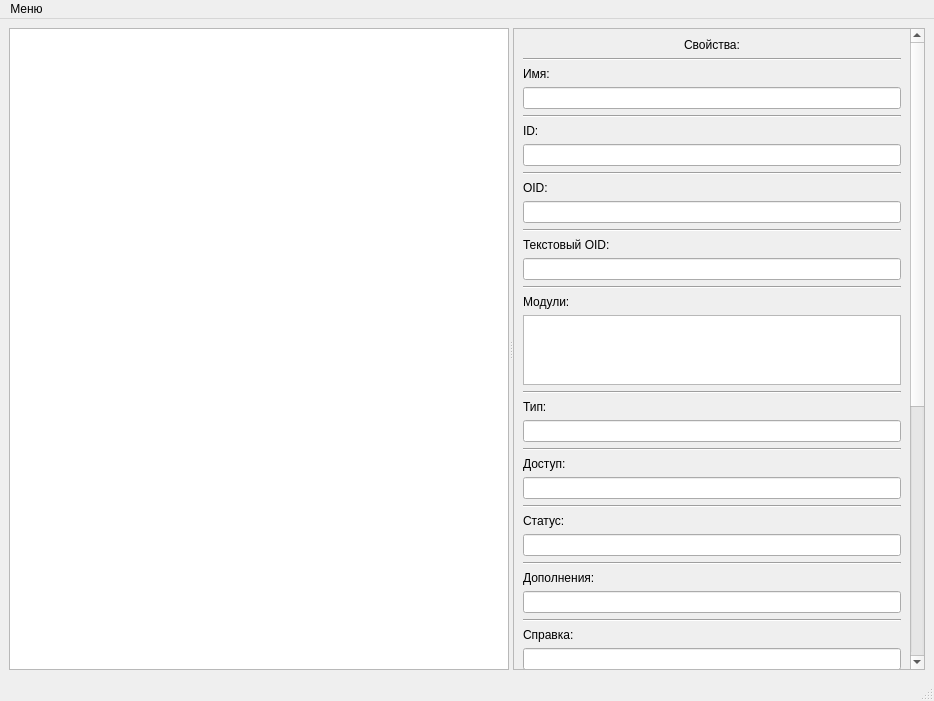
This is src/ui/MIBBrowserWindow.ui in Gyoma/SNMP-MIB-Viewer as Qt 5 draws it before an edit. The edited form follows.
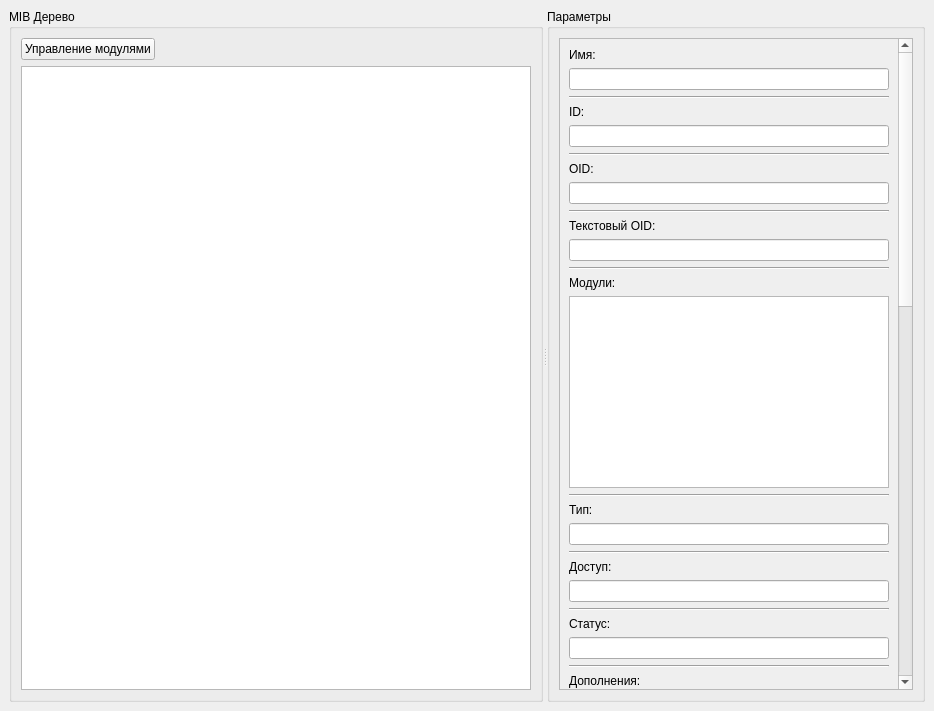
This is the edited form.

Commit message: removed TCList class, fixed minor bugs, changed gui

What changed in the file:
```diff
--- a/src/ui/MIBBrowserWindow.ui
+++ b/src/ui/MIBBrowserWindow.ui
@@ -7,7 +7,7 @@
     <x>0</x>
     <y>0</y>
     <width>934</width>
-    <height>701</height>
+    <height>711</height>
    </rect>
   </property>
   <property name="sizePolicy">
@@ -26,29 +26,79 @@
    <string>MIB Браузер</string>
   </property>
   <widget class="QWidget" name="centralwidget">
-   <layout class="QHBoxLayout" name="horizontalLayout_2">
-    <item>
+   <layout class="QGridLayout" name="gridLayout_3">
+    <item row="0" column="0">
      <widget class="QSplitter" name="splitter">
+      <property name="orientation">
+       <enum>Qt::Horizontal</enum>
+      </property>
+      <widget class="QGroupBox" name="groupBox">
       <property name="sizePolicy">
-       <sizepolicy hsizetype="Preferred" vsizetype="Preferred">
+        <sizepolicy hsizetype="Fixed" vsizetype="Preferred">
         <horstretch>0</horstretch>
         <verstretch>0</verstretch>
        </sizepolicy>
       </property>
-      <property name="orientation">
-       <enum>Qt::Horizontal</enum>
-      </property>
+       <property name="title">
+        <string>MIB Дерево</string>
+       </property>
+       <property name="flat">
+        <bool>false</bool>
+       </property>
+       <property name="checkable">
+        <bool>false</bool>
+       </property>
+       <layout class="QGridLayout" name="gridLayout">
+        <item row="1" column="0" colspan="2">
       <widget class="QTreeView" name="treeView">
        <property name="minimumSize">
         <size>
-         <width>500</width>
+            <width>400</width>
          <height>0</height>
         </size>
        </property>
-      </widget>
+          <property name="headerHidden">
+           <bool>true</bool>
+          </property>
+         </widget>
+        </item>
+        <item row="0" column="0">
+         <widget class="QPushButton" name="MIBButton">
+          <property name="text">
+           <string>Управление модулями</string>
+          </property>
+         </widget>
+        </item>
+        <item row="0" column="1">
+         <spacer name="horizontalSpacer">
+          <property name="orientation">
+           <enum>Qt::Horizontal</enum>
+          </property>
+          <property name="sizeHint" stdset="0">
+           <size>
+            <width>40</width>
+            <height>20</height>
+           </size>
+          </property>
+         </spacer>
+        </item>
+       </layout>
+      </widget>
+      <widget class="QGroupBox" name="propertiesBox">
+       <property name="sizePolicy">
+        <sizepolicy hsizetype="Fixed" vsizetype="Preferred">
+         <horstretch>0</horstretch>
+         <verstretch>0</verstretch>
+        </sizepolicy>
+       </property>
+       <property name="title">
+        <string>Параметры</string>
+       </property>
+       <layout class="QVBoxLayout" name="verticalLayout_7">
+        <item>
       <widget class="QScrollArea" name="propertiesScrollArea">
        <property name="sizePolicy">
-        <sizepolicy hsizetype="Fixed" vsizetype="Expanding">
+           <sizepolicy hsizetype="Expanding" vsizetype="Expanding">
          <horstretch>0</horstretch>
          <verstretch>0</verstretch>
         </sizepolicy>
@@ -63,9 +113,9 @@
         <property name="geometry">
          <rect>
           <x>0</x>
-          <y>-631</y>
-          <width>383</width>
-          <height>1257</height>
+             <y>0</y>
+             <width>331</width>
+             <height>1708</height>
          </rect>
         </property>
         <property name="sizePolicy">
@@ -78,22 +128,6 @@
          <property name="sizeConstraint">
           <enum>QLayout::SetDefaultConstraint</enum>
          </property>
-         <item>
-          <widget class="QLabel" name="propertiesLabel">
-           <property name="sizePolicy">
-            <sizepolicy hsizetype="Expanding" vsizetype="Fixed">
-             <horstretch>0</horstretch>
-             <verstretch>0</verstretch>
-            </sizepolicy>
-           </property>
-           <property name="text">
-            <string>Свойства:</string>
-           </property>
-           <property name="alignment">
-            <set>Qt::AlignCenter</set>
-           </property>
-          </widget>
-         </item>
          <item>
           <widget class="QWidget" name="nodeLabelWidget" native="true">
            <property name="sizePolicy">
@@ -115,19 +149,6 @@
             <property name="bottomMargin">
              <number>0</number>
             </property>
-            <item>
-             <widget class="Line" name="line">
-              <property name="sizePolicy">
-               <sizepolicy hsizetype="Expanding" vsizetype="Fixed">
-                <horstretch>0</horstretch>
-                <verstretch>0</verstretch>
-               </sizepolicy>
-              </property>
-              <property name="orientation">
-               <enum>Qt::Horizontal</enum>
-              </property>
-             </widget>
-            </item>
             <item>
              <widget class="QLabel" name="nodeLabel">
               <property name="sizePolicy">
@@ -338,6 +359,9 @@
                 <verstretch>0</verstretch>
                </sizepolicy>
               </property>
+                 <property name="readOnly">
+                  <bool>true</bool>
+                 </property>
              </widget>
             </item>
            </layout>
@@ -346,7 +370,7 @@
          <item>
           <widget class="QWidget" name="modulesWidget" native="true">
            <property name="sizePolicy">
-            <sizepolicy hsizetype="Expanding" vsizetype="Preferred">
+               <sizepolicy hsizetype="Expanding" vsizetype="Minimum">
              <horstretch>0</horstretch>
              <verstretch>0</verstretch>
             </sizepolicy>
@@ -679,6 +703,51 @@
            </layout>
           </widget>
          </item>
+            <item>
+             <widget class="QWidget" name="displayHintWidget" native="true">
+              <property name="sizePolicy">
+               <sizepolicy hsizetype="Expanding" vsizetype="Minimum">
+                <horstretch>0</horstretch>
+                <verstretch>0</verstretch>
+               </sizepolicy>
+              </property>
+              <layout class="QVBoxLayout" name="verticalLayout_5">
+               <property name="leftMargin">
+                <number>0</number>
+               </property>
+               <property name="topMargin">
+                <number>0</number>
+               </property>
+               <property name="rightMargin">
+                <number>0</number>
+               </property>
+               <property name="bottomMargin">
+                <number>0</number>
+               </property>
+               <item>
+                <widget class="Line" name="line_16">
+                 <property name="orientation">
+                  <enum>Qt::Horizontal</enum>
+                 </property>
+                </widget>
+               </item>
+               <item>
+                <widget class="QLabel" name="displayHintLabel">
+                 <property name="text">
+                  <string>Подсказка для отображения:</string>
+                 </property>
+                </widget>
+               </item>
+               <item>
+                <widget class="QLineEdit" name="displayHintLine">
+                 <property name="readOnly">
+                  <bool>true</bool>
+                 </property>
+                </widget>
+               </item>
+              </layout>
+             </widget>
+            </item>
          <item>
           <widget class="QWidget" name="referenceWidget" native="true">
            <property name="sizePolicy">
@@ -807,6 +876,12 @@
          </item>
          <item>
           <widget class="QWidget" name="enumsWidget" native="true">
+              <property name="sizePolicy">
+               <sizepolicy hsizetype="Preferred" vsizetype="Fixed">
+                <horstretch>0</horstretch>
+                <verstretch>0</verstretch>
+               </sizepolicy>
+              </property>
            <layout class="QVBoxLayout" name="verticalLayout_2">
             <property name="sizeConstraint">
              <enum>QLayout::SetMaximumSize</enum>
@@ -833,12 +908,16 @@
             <item>
              <widget class="QLabel" name="enumsLabel">
               <property name="text">
-               <string>Перечисления:</string>
+                  <string>Перечислениe значений:</string>
               </property>
              </widget>
             </item>
             <item>
-             <widget class="QTextEdit" name="enumsText"/>
+                <widget class="QTextEdit" name="enumsText">
+                 <property name="readOnly">
+                  <bool>true</bool>
+                 </property>
+                </widget>
             </item>
            </layout>
           </widget>
@@ -868,18 +947,28 @@
             <item>
              <widget class="QLabel" name="rangeLabel">
               <property name="text">
-               <string>Диапозон:</string>
+                  <string>Диапозон значений:</string>
               </property>
              </widget>
             </item>
             <item>
-             <widget class="QLineEdit" name="rangeLine"/>
+                <widget class="QLineEdit" name="rangeLine">
+                 <property name="readOnly">
+                  <bool>true</bool>
+                 </property>
+                </widget>
             </item>
            </layout>
           </widget>
          </item>
          <item>
           <widget class="QWidget" name="varbindsWidget" native="true">
+              <property name="sizePolicy">
+               <sizepolicy hsizetype="Preferred" vsizetype="Fixed">
+                <horstretch>0</horstretch>
+                <verstretch>0</verstretch>
+               </sizepolicy>
+              </property>
            <layout class="QVBoxLayout" name="verticalLayout_4">
             <property name="sizeConstraint">
              <enum>QLayout::SetMaximumSize</enum>
@@ -911,7 +1000,11 @@
              </widget>
             </item>
             <item>
-             <widget class="QTextEdit" name="varbindsText"/>
+                <widget class="QTextEdit" name="varbindsText">
+                 <property name="readOnly">
+                  <bool>true</bool>
+                 </property>
+                </widget>
             </item>
            </layout>
           </widget>
@@ -919,7 +1012,7 @@
          <item>
           <widget class="QWidget" name="descriptionWidget" native="true">
            <property name="sizePolicy">
-            <sizepolicy hsizetype="Expanding" vsizetype="Preferred">
+               <sizepolicy hsizetype="Expanding" vsizetype="Fixed">
              <horstretch>0</horstretch>
              <verstretch>0</verstretch>
             </sizepolicy>
@@ -977,6 +1070,9 @@
               <property name="sizeAdjustPolicy">
                <enum>QAbstractScrollArea::AdjustIgnored</enum>
               </property>
+                 <property name="readOnly">
+                  <bool>true</bool>
+                 </property>
              </widget>
             </item>
            </layout>
@@ -1001,27 +1097,12 @@
         </layout>
        </widget>
       </widget>
-     </widget>
     </item>
    </layout>
   </widget>
-  <widget class="QStatusBar" name="statusbar"/>
-  <widget class="QMenuBar" name="menuBar">
-   <property name="geometry">
-    <rect>
-     <x>0</x>
-     <y>0</y>
-     <width>934</width>
-     <height>26</height>
-    </rect>
-   </property>
-   <widget class="QMenu" name="menuMIB">
-    <property name="title">
-     <string>Меню</string>
-    </property>
-    <addaction name="actionMIBManagment"/>
-   </widget>
-   <addaction name="menuMIB"/>
+     </widget>
+    </item>
+   </layout>
   </widget>
   <action name="actionMIBManagment">
    <property name="text">
```
Lines whose indentation alone changed are shown as unchanged. The commit also changes 16 other files.
